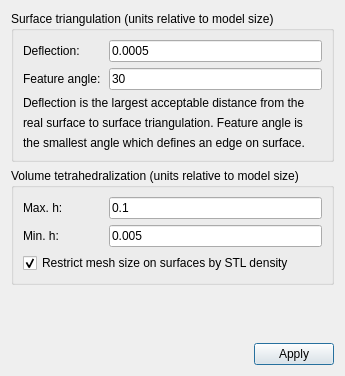
Old version of the form ElmerGUI/cad/cadpreferences.ui in the repository tehnick/elmerfem.
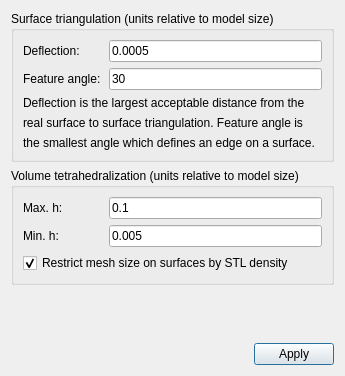
New version of the form. Icons and pictures are not drawn.

Commit message: ElmerGUI: Some small corrections plus cleaning up

The edit to the form file:
```diff
--- a/ElmerGUI/cad/cadpreferences.ui
+++ b/ElmerGUI/cad/cadpreferences.ui
@@ -86,7 +86,7 @@
       <item>
        <widget class="QLabel" name="explanationLabel3" >
         <property name="text" >
-         <string>the smallest angle which defines an edge on surface.</string>
+         <string>the smallest angle which defines an edge on a surface.</string>
         </property>
        </widget>
       </item>
```
Left out of the diff: 2 changed lines with no effect on the pictures. The commit also changes 2 other files.
